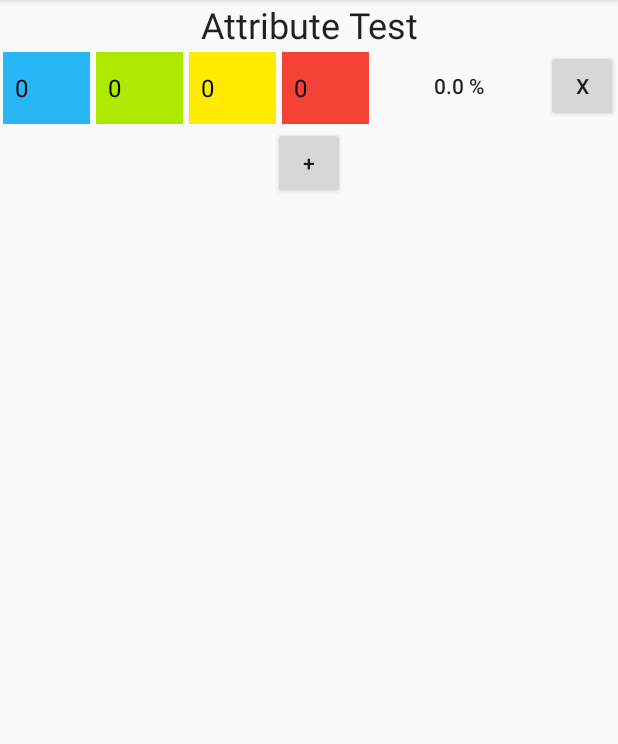
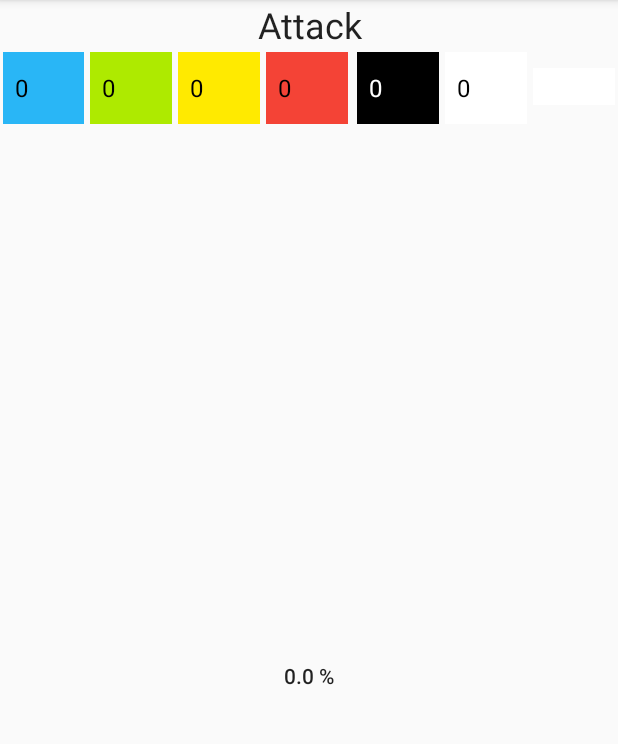
Before and after one commit to fcolas/ImperialAssaultDiceCompanion, an Android app: the screen it shows after launch (MainActivity), on a phone screen of 412 x 824 dp, the part 96-840 px from its top. Run offline under Robolectric (Android 15) with nearby library versions, the phone set to English and light mode, and no system bars.

Commit message:
Input layout for attack tab

```diff
--- /dev/null
+++ b/app/src/main/java/net/franciscolas/imperialassaultdicecompanion/AttackTabFragment.java
@@ -0,0 +1,137 @@
+package net.franciscolas.imperialassaultdicecompanion;
+
+import android.os.Bundle;
+import android.support.v4.app.FragmentTransaction;
+import android.support.v4.app.Fragment;
+import android.view.LayoutInflater;
+import android.view.View;
+import android.view.ViewGroup;
+import android.widget.AdapterView;
+import android.widget.ArrayAdapter;
+import android.widget.Button;
+import android.widget.Spinner;
+import android.widget.TextView;
+
+import java.util.ArrayList;
+import java.util.List;
+
+public class AttackTabFragment extends Fragment implements AdapterView.OnItemSelectedListener {
+
+    public AttackTabFragment() {
+        // Required empty public constructor
+    }
+
+    @Override
+    public View onCreateView(LayoutInflater inflater, ViewGroup container,
+                             Bundle savedInstanceState) {
+        // Inflate the layout for this fragment
+        View view = inflater.inflate(R.layout.attack_tab, container, false);
+
+        // Create an ArrayAdapter using the string array and a default spinner layout
+        ArrayAdapter<CharSequence> adapter = ArrayAdapter.createFromResource(
+                getActivity(),
+                R.array.die_number,
+                android.R.layout.simple_spinner_dropdown_item);
+        ArrayAdapter<CharSequence> white_adapter = ArrayAdapter.createFromResource(
+                getActivity().getApplicationContext(),
+                R.array.die_number,
+                android.R.layout.simple_spinner_dropdown_item);
+        Spinner number_blue = (Spinner) view.findViewById(R.id.number_blue);
+        number_blue.setAdapter(adapter);
+        number_blue.setOnItemSelectedListener(this);
+        Spinner number_green = (Spinner) view.findViewById(R.id.number_green);
+        number_green.setAdapter(adapter);
+        number_green.setOnItemSelectedListener(this);
+        Spinner number_yellow = (Spinner) view.findViewById(R.id.number_yellow);
+        number_yellow.setOnItemSelectedListener(this);
+        number_yellow.setAdapter(adapter);
+        Spinner number_red = (Spinner) view.findViewById(R.id.number_red);
+        number_red.setAdapter(adapter);
+        number_red.setOnItemSelectedListener(this);
+        Spinner number_black = (Spinner) view.findViewById(R.id.number_black);
+        number_black.setAdapter(white_adapter);
+        number_black.setOnItemSelectedListener(this);
+        Spinner number_white = (Spinner) view.findViewById(R.id.number_white);
+        number_white.setAdapter(adapter);
+        number_white.setOnItemSelectedListener(this);
+        return view;
+    }
+
+    @Override
+    public void onItemSelected(AdapterView<?> parent, View view, int position, long id) {
+        // Get values
+        Spinner number_blue = (Spinner) getView().findViewById(R.id.number_blue);
+        int n_blue = 0;
+        try {
+            n_blue = Integer.parseInt(number_blue.getSelectedItem().toString());
+        } catch(NumberFormatException nfe) {
+            System.out.println("Could not parse " + nfe);
+        }
+        Spinner number_green = (Spinner) getView().findViewById(R.id.number_green);
+        int n_green = 0;
+        try {
+            n_green = Integer.parseInt(number_green.getSelectedItem().toString());
+        } catch(NumberFormatException nfe) {
+            System.out.println("Could not parse " + nfe);
+        }
+        Spinner number_yellow = (Spinner) getView().findViewById(R.id.number_yellow);
+        int n_yellow = 0;
+        try {
+            n_yellow = Integer.parseInt(number_yellow.getSelectedItem().toString());
+        } catch(NumberFormatException nfe) {
+            System.out.println("Could not parse " + nfe);
+        }
+        Spinner number_red = (Spinner) getView().findViewById(R.id.number_red);
+        int n_red = 0;
+        try {
+            n_red = Integer.parseInt(number_red.getSelectedItem().toString());
+        } catch(NumberFormatException nfe) {
+            System.out.println("Could not parse " + nfe);
+        }
+        Spinner number_black = (Spinner) getView().findViewById(R.id.number_black);
+        int n_black = 0;
+        try {
+            n_black = Integer.parseInt(number_black.getSelectedItem().toString());
+        } catch(NumberFormatException nfe) {
+            System.out.println("Could not parse " + nfe);
+        }
+        Spinner number_white = (Spinner) getView().findViewById(R.id.number_white);
+        int n_white = 0;
+        try {
+            n_white = Integer.parseInt(number_white.getSelectedItem().toString());
+        } catch(NumberFormatException nfe) {
+            System.out.println("Could not parse " + nfe);
+        }
+        // Computation
+        final DiceSet diceSet = ((MainActivity) getActivity()).getDiceSet();
+        List<Die> dice = new ArrayList<>();
+        for (int i=0; i<n_blue; i++) {
+            dice.add(diceSet.get("blue"));
+        }
+        for (int i=0; i<n_green; i++) {
+            dice.add(diceSet.get("green"));
+        }
+        for (int i=0; i<n_yellow; i++) {
+            dice.add(diceSet.get("yellow"));
+        }
+        for (int i=0; i<n_red; i++) {
+            dice.add(diceSet.get("red"));
+        }
+        for (int i=0; i<n_black; i++) {
+            dice.add(diceSet.get("black"));
+        }
+        for (int i=0; i<n_white; i++) {
+            dice.add(diceSet.get("white"));
+        }
+        Outcomes outcomes = new Outcomes(dice);
+        double result = 100 * outcomes.compute_probability(new AttributeTestConstraint());
+        //int result = outcomes.outcomes.size();
+        // Result
+        TextView result_text = (TextView) getView().findViewById(R.id.result_text);
+        result_text.setText(String.format("%.1f %%", result));
+    }
+
+    @Override
+    public void onNothingSelected(AdapterView<?> parent) {
+    }
+}
--- a/app/src/main/java/net/franciscolas/imperialassaultdicecompanion/MainActivity.java
+++ b/app/src/main/java/net/franciscolas/imperialassaultdicecompanion/MainActivity.java
@@ -147,6 +147,8 @@ public class MainActivity extends AppCompatActivity {
             // Return a PlaceholderFragment (defined as a static inner class below).
             switch (position) {
                 case 0:
+                    return new AttackTabFragment();
+                case 1:
                     return new AttributeTestTabFragment();
                 default:
                     return PlaceholderFragment.newInstance(position + 1);
--- /dev/null
+++ b/app/src/main/res/layout/attack_tab.xml
@@ -0,0 +1,84 @@
+<?xml version="1.0" encoding="utf-8"?>
+<LinearLayout xmlns:android="http://schemas.android.com/apk/res/android"
+    xmlns:tools="http://schemas.android.com/tools"
+    android:orientation="vertical"
+    android:layout_width="match_parent"
+    android:layout_height="wrap_content"
+    tools:context="net.franciscolas.imperialassaultdicecompanion.AttackTabFragment" >
+    <TextView
+        android:layout_width="match_parent"
+        android:layout_height="wrap_content"
+        android:text="@string/attack_title"
+        android:gravity="center"
+        style="@style/TextAppearance.AppCompat.Headline" />
+
+    <LinearLayout
+        android:orientation="horizontal"
+        android:layout_width="match_parent"
+        android:layout_height="wrap_content" >
+
+        <Spinner android:id="@+id/number_blue"
+            android:layout_weight="4"
+            android:layout_width="0dp"
+            android:layout_height="wrap_content"
+            android:layout_margin="@dimen/dice_margin"
+            android:background="@color/blue"
+            android:gravity="center" />
+        <Spinner android:id="@+id/number_green"
+            android:layout_weight="4"
+            android:layout_width="0dp"
+            android:layout_height="wrap_content"
+            android:layout_margin="@dimen/dice_margin"
+            android:background="@color/green"
+            android:gravity="center" />
+        <Spinner android:id="@+id/number_yellow"
+            android:layout_weight="4"
+            android:layout_width="0dp"
+            android:layout_height="wrap_content"
+            android:layout_margin="@dimen/dice_margin"
+            android:background="@color/yellow"
+            android:gravity="center" />
+        <Spinner android:id="@+id/number_red"
+            android:layout_weight="4"
+            android:layout_width="0dp"
+            android:layout_height="wrap_content"
+            android:layout_margin="@dimen/dice_margin"
+            android:background="@color/red"
+            android:gravity="center" />
+        <View
+            android:layout_width="@dimen/dice_margin"
+            android:layout_height="match_parent" />
+        <Spinner android:id="@+id/number_black"
+            android:layout_weight="4"
+            android:layout_width="0dp"
+            android:layout_height="wrap_content"
+            android:layout_margin="@dimen/dice_margin"
+            android:background="@color/black"
+            android:popupBackground="@color/black"
+            android:textColor="@color/white"
+            android:gravity="center" />
+        <Spinner android:id="@+id/number_white"
+            android:layout_weight="4"
+            android:layout_width="0dp"
+            android:layout_height="wrap_content"
+            android:layout_margin="@dimen/dice_margin"
+            android:background="@color/white"
+            android:gravity="center" />
+        <EditText android:id="@+id/number_range"
+            android:layout_weight="4"
+            android:layout_width="0dp"
+            android:layout_height="wrap_content"
+            android:layout_margin="@dimen/dice_margin"
+            android:background="@color/white"
+            android:gravity="center"
+            android:inputType="number|numberDecimal" />
+    </LinearLayout>
+
+    <TextView android:id="@+id/result_text"
+        android:layout_weight="8"
+        android:layout_width="match_parent"
+        android:layout_height="match_parent"
+        android:gravity="center"
+        style="@style/TextAppearance.AppCompat.Body2" />
+
+</LinearLayout>
--- a/app/src/main/res/values/strings.xml
+++ b/app/src/main/res/values/strings.xml
@@ -6,6 +6,7 @@
     <string name="button_close">x</string>
     <string name="button_plus">+</string>
     <string name="attribute_test_title">Attribute Test</string>
+    <string name="attack_title">Attack</string>
     <string-array name="die_number">
         <item>0</item>
         <item>1</item>
```
